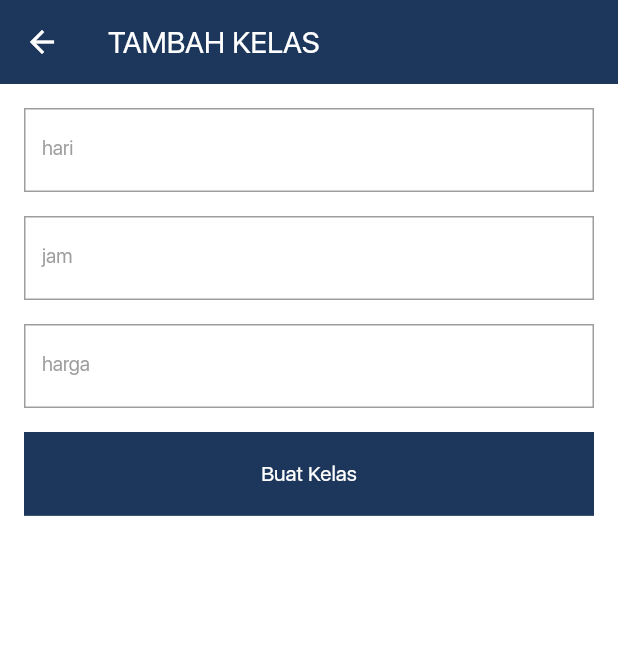
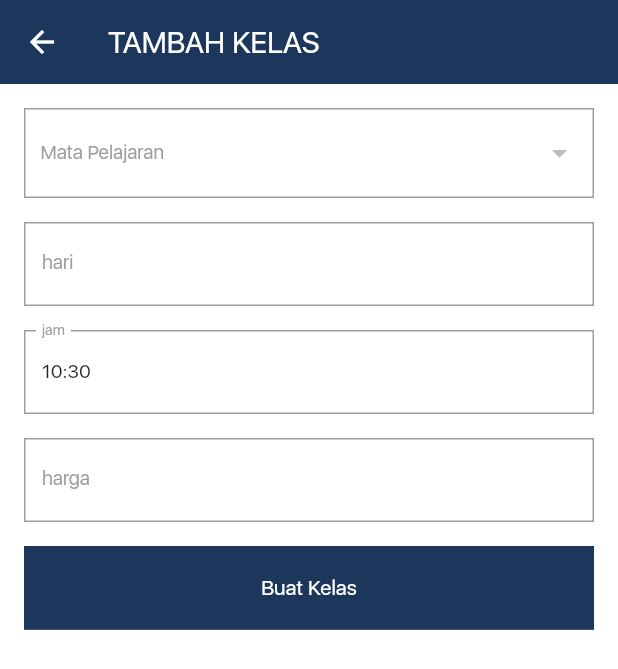
Before and after one commit to agdakapareski/levelink-guru, a Flutter app: the AddClassPage screen opened directly, on a phone screen of 412 x 824 dp. Shown: the top 669 px of the screen. Run offline on Flutter 3.47's test engine with Material 2 defaults, Android fonts, the phone set to English and light mode, and no system bars; our stand-ins replace flutter_slidable, shared_preferences; accounts and stored records are empty; statements that could not run were skipped.

Commit message:
tambah textfield data kelas (tambah kelas belum bisa)

```diff
--- a/lib/add_class_page.dart
+++ b/lib/add_class_page.dart
@@ -1,7 +1,21 @@
+import 'dart:convert';
+
 import 'package:flutter/material.dart';
 import 'package:levelink_guru/custom_theme.dart';
+import 'package:levelink_guru/list_data.dart';
+import 'package:levelink_guru/model/mata_pelajaran_model.dart';
 import 'package:levelink_guru/widget/custom_button.dart';
 import 'package:levelink_guru/widget/input_form.dart';
+
+import 'package:http/http.dart' as http;
+
+extension TimeOfDayConverter on TimeOfDay {
+  String to24hours() {
+    final hours = hour.toString().padLeft(2, "0");
+    final min = minute.toString().padLeft(2, "0");
+    return "$hours:$min";
+  }
+}
 
 class AddClassPage extends StatefulWidget {
   const AddClassPage({Key? key}) : super(key: key);
@@ -11,9 +25,50 @@ class AddClassPage extends StatefulWidget {
 }
 
 class _AddClassPageState extends State<AddClassPage> {
+  Future<List<MataPelajaran>> getMataPelajaran(int id) async {
+    var url = Uri.parse('$mainUrl/mata-pelajaran-pengajar/$id');
+    var response = await http.get(url);
+
+    List<MataPelajaran> mataPelajarans = [];
+
+    var body = json.decode(response.body);
+    var data = body['data'];
+    List datas = data['mata_pelajaran_dikuasai'];
+
+    if (response.statusCode == 200) {
+      for (var item in datas) {
+        MataPelajaran mp = MataPelajaran(
+          id: item['id'],
+          mataPelajaran: item['nama_mata_pelajaran'],
+        );
+
+        mataPelajarans.add(mp);
+      }
+    }
+
+    return mataPelajarans;
+  }
+
+  List<MataPelajaran> listMapelDikuasai = [];
+
+  String? selectedMapel;
+
   TextEditingController hariController = TextEditingController();
   TextEditingController jamController = TextEditingController();
   TextEditingController hargaController = TextEditingController();
+
+  TimeOfDay selectedTime = TimeOfDay.now();
+
+  @override
+  void initState() {
+    getMataPelajaran(currentid!).then((value) {
+      setState(() {
+        listMapelDikuasai = value;
+      });
+    });
+    super.initState();
+  }
+
   @override
   Widget build(BuildContext context) {
     return Scaffold(
@@ -32,11 +87,74 @@ class _AddClassPageState extends State<AddClassPage> {
         physics: const NeverScrollableScrollPhysics(),
         padding: const EdgeInsets.all(16),
         children: [
+          Container(
+            decoration: BoxDecoration(
+              border: Border.all(color: Colors.grey),
+            ),
+            padding: const EdgeInsets.symmetric(
+              vertical: 5,
+              horizontal: 10,
+            ),
+            child: DropdownButtonHideUnderline(
+              child: DropdownButton<String>(
+                isExpanded: true,
+                value: selectedMapel,
+                items: listMapelDikuasai
+                    .map((mapel) => DropdownMenuItem<String>(
+                          value: mapel.id.toString(),
+                          child: Text(
+                            mapel.mataPelajaran!,
+                            style: const TextStyle(fontSize: 13),
+                          ),
+                        ))
+                    .toList(),
+                onChanged: (value) {
+                  setState(() {
+                    selectedMapel = value;
+                  });
+                },
+                hint: selectedMapel == null
+                    ? const Text(
+                        'Mata Pelajaran',
+                        style: TextStyle(
+                          fontSize: 13,
+                          color: Colors.grey,
+                        ),
+                      )
+                    : Text(
+                        selectedMapel!,
+                        style: const TextStyle(
+                          fontSize: 13,
+                          color: Colors.grey,
+                        ),
+                      ),
+              ),
+            ),
+          ),
+          const SizedBox(
+            height: 16,
+          ),
           InputForm(controller: hariController, labelText: 'hari'),
           const SizedBox(
             height: 16,
           ),
-          InputForm(controller: jamController, labelText: 'jam'),
+          InputForm(
+            readonly: true,
+            onTap: () async {
+              final TimeOfDay? timeOfDay = await showTimePicker(
+                context: context,
+                initialTime: selectedTime,
+                initialEntryMode: TimePickerEntryMode.input,
+              );
+              if (timeOfDay != null && timeOfDay != selectedTime) {
+                setState(() {
+                  selectedTime = timeOfDay;
+                });
+              }
+            },
+            controller: TextEditingController(text: selectedTime.to24hours()),
+            labelText: 'jam',
+          ),
           const SizedBox(
             height: 16,
           ),
--- a/lib/widget/input_form.dart
+++ b/lib/widget/input_form.dart
@@ -8,6 +8,7 @@ class InputForm extends StatefulWidget {
   final Widget? suffix;
   final TextCapitalization? textCapitalization;
   final Function(String)? onChanged;
+  final Function()? onTap;
   final bool? readonly;
   final String? labelText;
   final int? maxLines;
@@ -25,6 +26,7 @@ class InputForm extends StatefulWidget {
     this.suffix,
     this.textCapitalization,
     this.onChanged,
+    this.onTap,
     this.readonly,
     this.maxLines,
     this.obscureText,
@@ -55,6 +57,7 @@ class InputFormState extends State<InputForm> {
   @override
   Widget build(BuildContext context) {
     return TextFormField(
+      onTap: widget.onTap,
       obscureText: widget.obscureText == null ? false : true,
       validator: widget.validator,
       controller: widget.controller,
```
